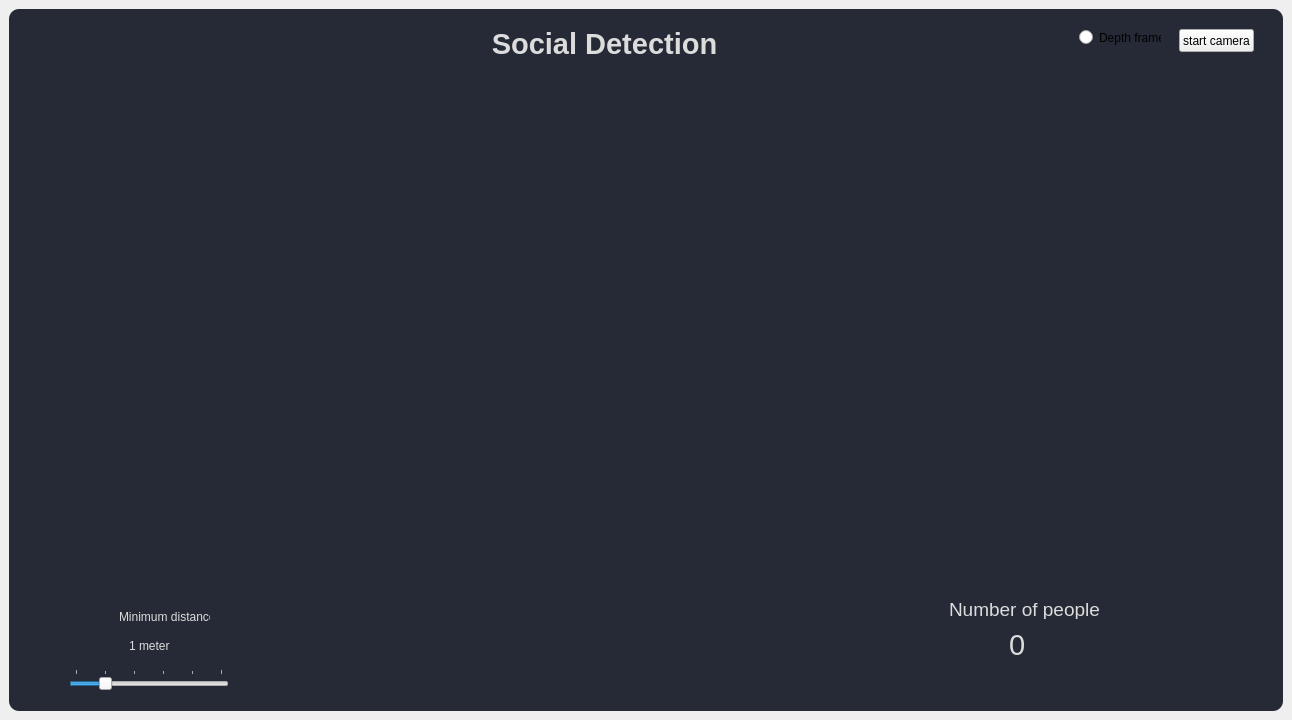
First picture: the form in pyqt/gui/main.ui, repository Face-Recognition-Gate-Control/socialDistancingApp, before the edit.
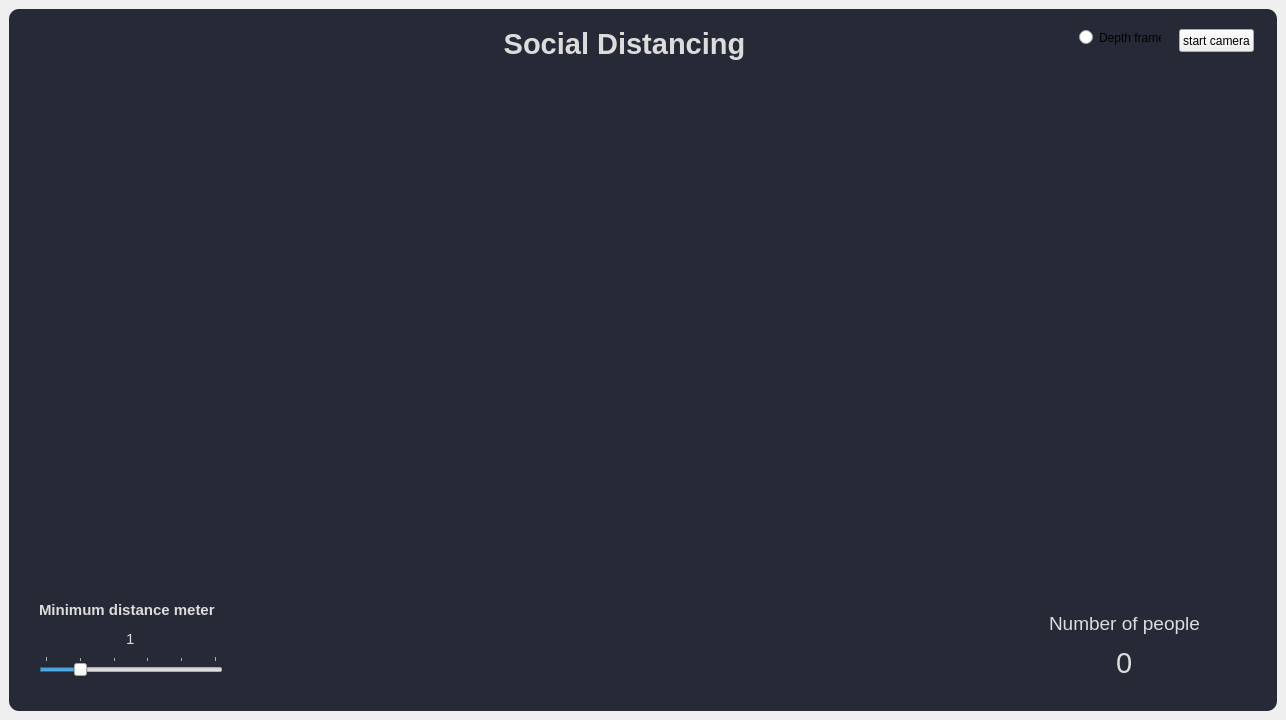
Second picture: the form after the edit.

Patch:
```diff
--- a/pyqt/gui/main.ui
+++ b/pyqt/gui/main.ui
@@ -6,7 +6,7 @@
    <rect>
     <x>0</x>
     <y>0</y>
-    <width>1292</width>
+    <width>1286</width>
     <height>720</height>
    </rect>
   </property>
@@ -30,31 +30,6 @@
       <property name="frameShadow">
        <enum>QFrame::Raised</enum>
       </property>
-      <widget class="QSlider" name="distance">
-       <property name="geometry">
-        <rect>
-         <x>60</x>
-         <y>660</y>
-         <width>160</width>
-         <height>22</height>
-        </rect>
-       </property>
-       <property name="maximum">
-        <number>5</number>
-       </property>
-       <property name="singleStep">
-        <number>1</number>
-       </property>
-       <property name="value">
-        <number>1</number>
-       </property>
-       <property name="orientation">
-        <enum>Qt::Horizontal</enum>
-       </property>
-       <property name="tickPosition">
-        <enum>QSlider::TicksAbove</enum>
-       </property>
-      </widget>
       <widget class="QPushButton" name="camera">
        <property name="geometry">
         <rect>
@@ -81,66 +56,17 @@
         <string/>
        </property>
       </widget>
-      <widget class="QLabel" name="distance_value">
-       <property name="geometry">
-        <rect>
-         <x>120</x>
-         <y>630</y>
-         <width>47</width>
-         <height>13</height>
-        </rect>
-       </property>
-       <property name="text">
-        <string>1</string>
-       </property>
-      </widget>
       <widget class="QLabel" name="label">
        <property name="geometry">
         <rect>
-         <x>440</x>
+         <x>460</x>
          <y>0</y>
          <width>311</width>
          <height>71</height>
         </rect>
        </property>
        <property name="text">
-        <string>&lt;html&gt;&lt;head/&gt;&lt;body&gt;&lt;p align=&quot;center&quot;&gt;&lt;span style=&quot; font-size:22pt; font-weight:600;&quot;&gt;Social Detection&lt;/span&gt;&lt;/p&gt;&lt;/body&gt;&lt;/html&gt;</string>
-       </property>
-      </widget>
-      <widget class="QLabel" name="label_2">
-       <property name="geometry">
-        <rect>
-         <x>940</x>
-         <y>590</y>
-         <width>171</width>
-         <height>20</height>
-        </rect>
-       </property>
-       <property name="font">
-        <font>
-         <pointsize>14</pointsize>
-        </font>
-       </property>
-       <property name="text">
-        <string>Number of people</string>
-       </property>
-      </widget>
-      <widget class="QLabel" name="people">
-       <property name="geometry">
-        <rect>
-         <x>1000</x>
-         <y>620</y>
-         <width>21</width>
-         <height>31</height>
-        </rect>
-       </property>
-       <property name="font">
-        <font>
-         <pointsize>22</pointsize>
-        </font>
-       </property>
-       <property name="text">
-        <string>0</string>
+        <string>&lt;html&gt;&lt;head/&gt;&lt;body&gt;&lt;p align=&quot;center&quot;&gt;&lt;span style=&quot; font-size:22pt; font-weight:600;&quot;&gt;Social Distancing&lt;/span&gt;&lt;/p&gt;&lt;/body&gt;&lt;/html&gt;</string>
        </property>
       </widget>
       <widget class="QRadioButton" name="radioButton">
@@ -156,31 +82,89 @@
         <string>Depth frame</string>
        </property>
       </widget>
-      <widget class="QLabel" name="label_3">
+      <widget class="QWidget" name="verticalLayoutWidget">
        <property name="geometry">
         <rect>
-         <x>130</x>
-         <y>630</y>
-         <width>47</width>
-         <height>13</height>
+         <x>1010</x>
+         <y>590</y>
+         <width>211</width>
+         <height>81</height>
         </rect>
        </property>
-       <property name="text">
-        <string>meter</string>
-       </property>
+       <layout class="QVBoxLayout" name="verticalLayout_2">
+        <property name="topMargin">
+         <number>9</number>
+        </property>
+        <item alignment="Qt::AlignHCenter|Qt::AlignVCenter">
+         <widget class="QLabel" name="label_2">
+          <property name="font">
+           <font>
+            <pointsize>14</pointsize>
+           </font>
+          </property>
+          <property name="text">
+           <string>Number of people</string>
+          </property>
+         </widget>
+        </item>
+        <item alignment="Qt::AlignHCenter|Qt::AlignVCenter">
+         <widget class="QLabel" name="people">
+          <property name="font">
+           <font>
+            <pointsize>22</pointsize>
+           </font>
+          </property>
+          <property name="text">
+           <string>0</string>
+          </property>
+         </widget>
+        </item>
+       </layout>
       </widget>
-      <widget class="QLabel" name="label_4">
+      <widget class="QWidget" name="verticalLayoutWidget_2">
        <property name="geometry">
         <rect>
-         <x>110</x>
-         <y>600</y>
-         <width>91</width>
-         <height>16</height>
+         <x>30</x>
+         <y>590</y>
+         <width>184</width>
+         <height>77</height>
         </rect>
        </property>
-       <property name="text">
-        <string>Minimum distance</string>
-       </property>
+       <layout class="QVBoxLayout" name="verticalLayout_3">
+        <item>
+         <widget class="QLabel" name="label_4">
+          <property name="text">
+           <string>&lt;html&gt;&lt;head/&gt;&lt;body&gt;&lt;p&gt;&lt;span style=&quot; font-size:11pt; font-weight:600;&quot;&gt;Minimum distance meter&lt;/span&gt;&lt;/p&gt;&lt;/body&gt;&lt;/html&gt;</string>
+          </property>
+         </widget>
+        </item>
+        <item alignment="Qt::AlignHCenter">
+         <widget class="QLabel" name="distance_value">
+          <property name="text">
+           <string>&lt;html&gt;&lt;head/&gt;&lt;body&gt;&lt;p&gt;&lt;span style=&quot; font-size:11pt;&quot;&gt;1&lt;/span&gt;&lt;/p&gt;&lt;/body&gt;&lt;/html&gt;</string>
+          </property>
+         </widget>
+        </item>
+        <item>
+         <widget class="QSlider" name="distance">
+          <property name="maximum">
+           <number>5</number>
+          </property>
+          <property name="singleStep">
+           <number>1</number>
+          </property>
+          <property name="value">
+           <number>1</number>
+          </property>
+          <property name="orientation">
+           <enum>Qt::Horizontal</enum>
+          </property>
+          <property name="tickPosition">
+           <enum>QSlider::TicksAbove</enum>
+          </property>
+         </widget>
+        </item>
+       </layout>
       </widget>
      </widget>
     </item>
```
Left out of the diff: 6 changed lines with no effect on the pictures.
